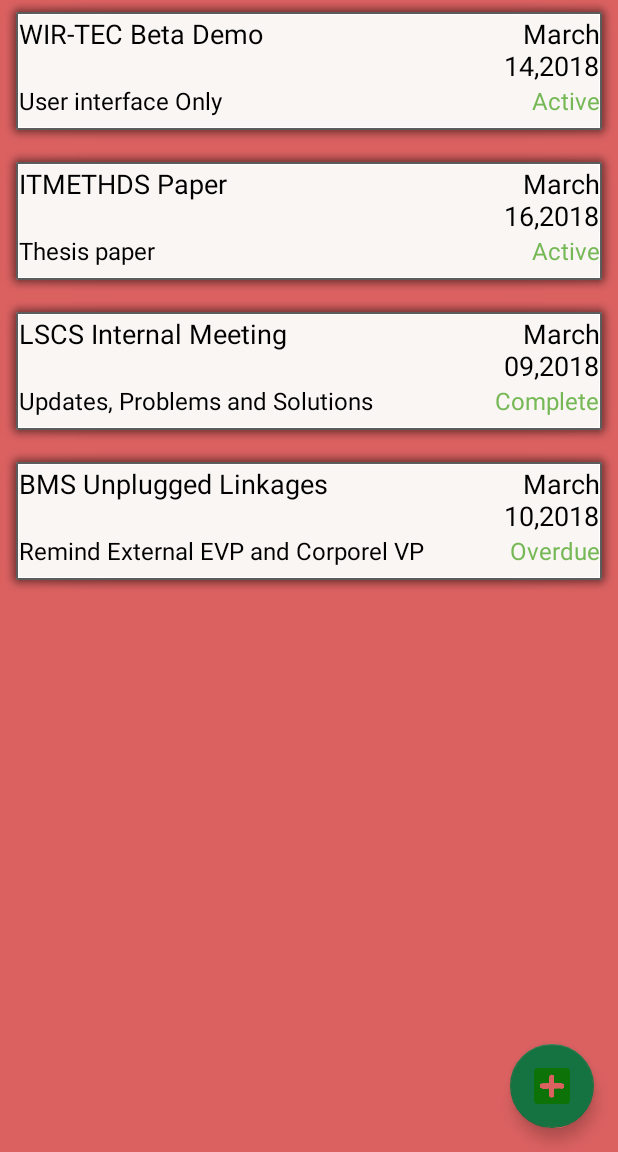
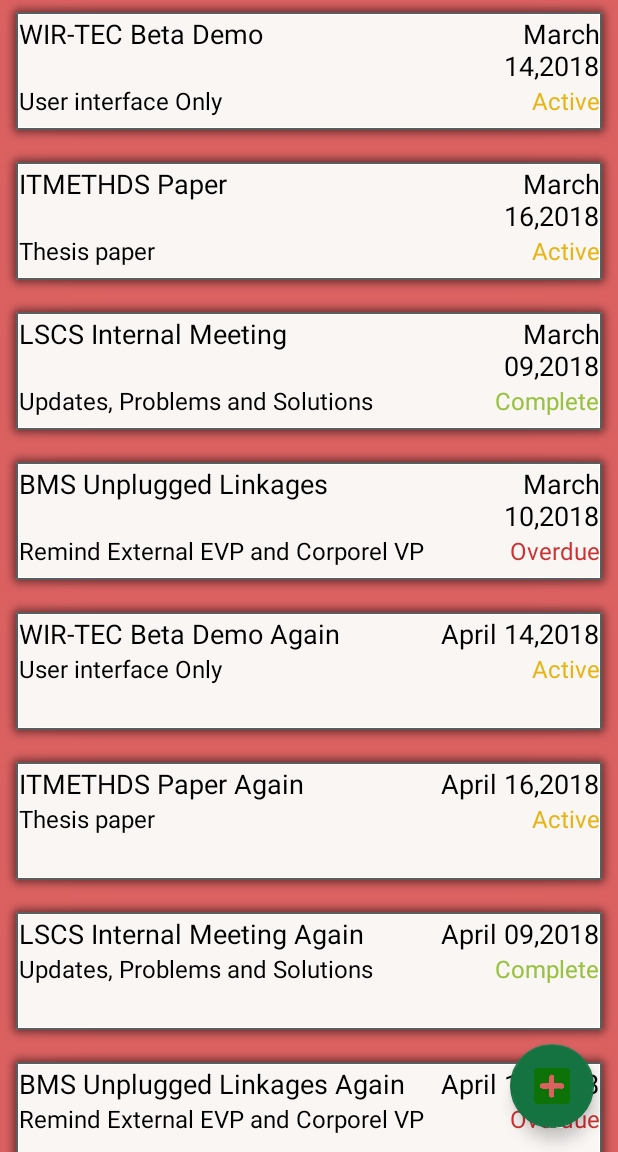
Before and after one commit to PengBanana/Memo-Manager, an Android app: the screen it shows after launch (ViewMemoActivity), on a phone screen of 412 x 824 dp, the part 84-1236 px from its top. Run offline under Robolectric (Android 15) with nearby library versions, the phone set to English and light mode, and no system bars.

Commit message:
Working database Service >View Memo >View Memo Details

```diff
--- a/app/src/main/java/com/example/hp/memomanagerapplication/Memo.java
+++ b/app/src/main/java/com/example/hp/memomanagerapplication/Memo.java
@@ -9,6 +9,7 @@ import java.sql.Time;
 
 public class Memo {
     //TODO: MEMO class
+    private int id;
     private String title;
     private String category;
     private String deadline;
@@ -18,10 +19,11 @@ public class Memo {
     private String status;
     private String note;
 
+    public static final String ID_CODE="id";
     public static final String TITLE_CODE="title";
     public static final String CATEGORY_CODE="category";
     public static final String DEADLINE_CODE="deadline";
-    public static final String PRIORITYLEVEL_CODE="";
+    public static final String PRIORITYLEVEL_CODE="priorityLevel";
     public static final String NOTIFICATIONINTERVALS_CODE="notificiationIntervals";
     public static final String NOTIFICATIONTIME_CODE="notificationTime";
     public static final String STATUS_CODE="status";
@@ -38,6 +40,9 @@ public class Memo {
         this.notificationTime = notificationTime;
         this.status = status;
         this.note = note;
+    }
+
+    public Memo() {
     }
 
     public String getTitle() {
@@ -103,4 +108,13 @@ public class Memo {
     public void setNote(String note) {
         this.note = note;
     }
+
+
+    public int getId() {
+        return id;
+    }
+
+    public void setId(int id) {
+        this.id = id;
+    }
 }
--- a/app/src/main/java/com/example/hp/memomanagerapplication/MemoAdapter.java
+++ b/app/src/main/java/com/example/hp/memomanagerapplication/MemoAdapter.java
@@ -1,6 +1,7 @@
 package com.example.hp.memomanagerapplication;
 
 import android.content.Intent;
+import android.graphics.Color;
 import android.os.Bundle;
 import android.support.constraint.ConstraintLayout;
 import android.support.v7.widget.RecyclerView;
@@ -38,8 +39,11 @@ public class MemoAdapter extends RecyclerView.Adapter<MemoAdapter.MyViewHolder>
                     //gets item position
                     int itemClicked=getAdapterPosition();
                     Log.d("MyViewHolder","Clicked Item Number:"+itemClicked);
-                    Intent viewMemoDetails = new Intent(view.getContext(), ViewMemoDetails.class);
+                    Intent viewMemoDetailsIntent = new Intent(view.getContext(), ViewMemoDetails.class);
                     Memo memoItem = memoList.get(itemClicked);
+                    int itemId = memoItem.getId();
+                    /*
+                    viewMemoDetails.putExtra("id",memoItem.getId());
                     viewMemoDetails.putExtra("title",memoItem.getTitle());
                     viewMemoDetails.putExtra("category",memoItem.getCategory());
                     viewMemoDetails.putExtra("deadline",memoItem.getDeadline());
@@ -48,11 +52,12 @@ public class MemoAdapter extends RecyclerView.Adapter<MemoAdapter.MyViewHolder>
                     viewMemoDetails.putExtra("time",memoItem.getNotificationTime());
                     viewMemoDetails.putExtra("level",memoItem.getPriorityLevel());
                     viewMemoDetails.putExtra("status",memoItem.getStatus());
-
+                    */
                     //viewMemoDetails.putExtra("itemClicked",itemClicked);
                     //ArrayList m=getMemoList();
                     //viewMemoDetails.putParcelableArrayListExtra("memoList", m);
-                    view.getContext().startActivity(viewMemoDetails);
+                    viewMemoDetailsIntent.putExtra("itemId",itemId);
+                    view.getContext().startActivity(viewMemoDetailsIntent);
                 }
             });
         }
@@ -78,7 +83,17 @@ public class MemoAdapter extends RecyclerView.Adapter<MemoAdapter.MyViewHolder>
         holder.deadline.setText(memo.getDeadline());
         //TODO: limit the note to a number of characters
         holder.preview.setText(String.valueOf(memo.getNote()));
-        holder.status.setText(String.valueOf(memo.getStatus()));
+        String status= memo.getStatus();
+        holder.status.setText(String.valueOf(status));
+        if(status.equalsIgnoreCase("active")){
+            holder.status.setTextColor(Color.parseColor("#e7b416"));
+        }
+        else if(status.equalsIgnoreCase("complete")){
+            holder.status.setTextColor(Color.parseColor("#99c140"));
+        }
+        else if(status.equalsIgnoreCase("overdue")){
+            holder.status.setTextColor(Color.parseColor("#cc3232"));
+        }
     }
 
     @Override
--- /dev/null
+++ b/app/src/main/java/com/example/hp/memomanagerapplication/MySQLiteHelper.java
@@ -0,0 +1,213 @@
+package com.example.hp.memomanagerapplication;
+
+import android.content.ContentValues;
+import android.content.Context;
+import android.database.Cursor;
+import android.database.sqlite.SQLiteDatabase;
+import android.database.sqlite.SQLiteOpenHelper;
+import android.util.Log;
+
+import java.security.Key;
+import java.util.ArrayList;
+import java.util.LinkedList;
+import java.util.List;
+
+/**
+ * Created by hp on 13/03/2018.
+ */
+
+public class MySQLiteHelper extends SQLiteOpenHelper {
+
+    // Database Version
+    private static final int DATABASE_VERSION = 1;
+    // Database Name
+    private static final String DATABASE_NAME = "MemoDB";
+    private static final String TABLE_MEMO = "memos";
+    private static final String KEY_ID = "id";
+    private static final String[] COLUMNS = {
+            Memo.ID_CODE,
+            Memo.TITLE_CODE,
+            Memo.CATEGORY_CODE,
+            Memo.DEADLINE_CODE,
+            Memo.NOTE_CODE,
+            Memo.NOTIFICATIONINTERVALS_CODE,
+            Memo.NOTIFICATIONTIME_CODE,
+            Memo.PRIORITYLEVEL_CODE,
+            Memo.STATUS_CODE};
+
+    public MySQLiteHelper(Context context) {
+        super(context, DATABASE_NAME, null, DATABASE_VERSION);
+    }
+
+    @Override
+    public void onCreate(SQLiteDatabase db) {
+        // SQL statement to create book table
+        String CREATE_MEMO_TABLE = "CREATE TABLE memos ( " +
+                Memo.ID_CODE+" INTEGER PRIMARY KEY AUTOINCREMENT, " +
+                Memo.TITLE_CODE +" TEXT, "+
+                Memo.CATEGORY_CODE+" TEXT, "+
+                Memo.DEADLINE_CODE+" TEXT, "+
+                Memo.NOTE_CODE+" TEXT, "+
+                Memo.NOTIFICATIONINTERVALS_CODE+" TEXT, "+
+                Memo.NOTIFICATIONTIME_CODE+" TEXT, "+
+                Memo.PRIORITYLEVEL_CODE+" TEXT, "+
+                Memo.STATUS_CODE+" TEXT"+")";
+        Log.d("Create Database Code:", CREATE_MEMO_TABLE);
+        // create books table
+        db.execSQL(CREATE_MEMO_TABLE);
+    }
+
+    @Override
+    public void onUpgrade(SQLiteDatabase db, int oldVersion, int newVersion) {
+        // Drop older books table if existed
+        db.execSQL("DROP TABLE IF EXISTS memos");
+
+        // create fresh books table
+        this.onCreate(db);
+    }
+
+    public void addMemo(Memo item){
+        //for logging
+        Log.d("addMemo", item.toString());
+
+        // 1. get reference to writable DB
+        SQLiteDatabase db = this.getWritableDatabase();
+
+        // 2. create ContentValues to add key "column"/value
+        ContentValues values = new ContentValues();
+        values.put(Memo.TITLE_CODE, item.getTitle()); // get title
+        values.put(Memo.DEADLINE_CODE, item.getDeadline()); // get title
+        values.put(Memo.NOTE_CODE, item.getNote()); // get title
+        values.put(Memo.NOTIFICATIONINTERVALS_CODE, item.getNotificationIntervals()); // get title
+        values.put(Memo.NOTIFICATIONTIME_CODE, item.getNotificationTime()); // get title
+        values.put(Memo.PRIORITYLEVEL_CODE, item.getPriorityLevel()); // get title
+        values.put(Memo.CATEGORY_CODE, item.getCategory()); // get title
+        values.put(Memo.STATUS_CODE, item.getStatus()); // get title
+        //
+        // 3. insert
+        db.insert(TABLE_MEMO, // table
+                null, //nullColumnHack
+                values); // key/value -> keys = column names/ values = column values
+
+        // 4. close
+        db.close();
+    }
+    public Memo getMemo(int id){
+
+        // 1. get reference to readable DB
+        SQLiteDatabase db = this.getReadableDatabase();
+
+        // 2. build query
+        Cursor cursor =
+                db.query(TABLE_MEMO, // a. table
+                        COLUMNS, // b. column names
+                        " id = ?", // c. selections
+                        new String[] { String.valueOf(id) }, // d. selections args
+                        null, // e. group by
+                        null, // f. having
+                        null, // g. order by
+                        null); // h. limit
+
+        // 3. if we got results get the first one
+        if (cursor != null)
+            cursor.moveToFirst();
+
+        // 4. build book object
+        Memo item = new Memo();
+        item.setId(Integer.parseInt(cursor.getString(0)));
+        item.setTitle(cursor.getString(1));
+        item.setCategory(cursor.getString(2));
+        item.setDeadline(cursor.getString(3));
+        item.setNote(cursor.getString(4));
+        item.setNotificationIntervals(cursor.getString(5));
+        item.setNotificationTime(cursor.getString(6));
+        item.setPriorityLevel(cursor.getString(7));
+        item.setStatus(cursor.getString(8));
+
+        //log
+        Log.d("getBook("+id+")", item.toString());
+
+        // 5. return book
+        return item;
+    }
+    public ArrayList<Memo> getAllMemos() {
+        ArrayList<Memo> memoList = new ArrayList<>();
+
+        // 1. build the query
+        String query = "SELECT  * FROM " + TABLE_MEMO;
+
+        // 2. get reference to writable DB
+        SQLiteDatabase db = this.getWritableDatabase();
+        Cursor cursor = db.rawQuery(query, null);
+
+        // 3. go over each row, build book and add it to list
+        Memo item = null;
+        if (cursor.moveToFirst()) {
+            do {
+                item = new Memo();
+                item.setId(Integer.parseInt(cursor.getString(0)));
+                item.setTitle(cursor.getString(1));
+                item.setCategory(cursor.getString(2));
+                item.setDeadline(cursor.getString(3));
+                item.setNote(cursor.getString(4));
+                item.setNotificationIntervals(cursor.getString(5));
+                item.setNotificationTime(cursor.getString(6));
+                item.setPriorityLevel(cursor.getString(7));
+                item.setStatus(cursor.getString(8));
+
+                // Add book to books
+                memoList.add(item);
+            } while (cursor.moveToNext());
+        }
+
+        Log.d("getAllBooks()", memoList.toString());
+
+        // return books
+        return memoList;
+    }
+    public int updateMemo(Memo item) {
+
+        // 1. get reference to writable DB
+        SQLiteDatabase db = this.getWritableDatabase();
+
+        // 2. create ContentValues to add key "column"/value
+        ContentValues values = new ContentValues();
+        values.put(Memo.TITLE_CODE, item.getTitle()); // get title
+        values.put(Memo.DEADLINE_CODE, item.getDeadline()); // get title
+        values.put(Memo.NOTE_CODE, item.getNote()); // get title
+        values.put(Memo.NOTIFICATIONINTERVALS_CODE, item.getNotificationIntervals()); // get title
+        values.put(Memo.NOTIFICATIONTIME_CODE, item.getNotificationTime()); // get title
+        values.put(Memo.PRIORITYLEVEL_CODE, item.getPriorityLevel()); // get title
+        values.put(Memo.CATEGORY_CODE, item.getCategory()); // get title
+        values.put(Memo.STATUS_CODE, item.getStatus()); // get title
+
+        // 3. updating row
+        int i = db.update(TABLE_MEMO, //table
+                values, // column/value
+                KEY_ID+" = ?", // selections
+                new String[] { String.valueOf(item.getId()) }); //selection args
+
+        // 4. close
+        db.close();
+
+        return i;
+
+    }
+
+    public void deleteMemo(Memo item) {
+
+        // 1. get reference to writable DB
+        SQLiteDatabase db = this.getWritableDatabase();
+
+        // 2. delete
+        db.delete(TABLE_MEMO, //table name
+                KEY_ID+" = ?",  // selections
+                new String[] { String.valueOf(item.getId()) }); //selections args
+
+        // 3. close
+        db.close();
+
+        //log
+        Log.d("deleteBook", item.toString());
+    }
+}
--- a/app/src/main/java/com/example/hp/memomanagerapplication/ViewMemoActivity.java
+++ b/app/src/main/java/com/example/hp/memomanagerapplication/ViewMemoActivity.java
@@ -1,6 +1,7 @@
 package com.example.hp.memomanagerapplication;
 
 import android.content.Intent;
+import android.database.sqlite.SQLiteDatabase;
 import android.os.Bundle;
 import android.support.constraint.ConstraintLayout;
 import android.support.design.widget.FloatingActionButton;
@@ -25,10 +26,20 @@ public class ViewMemoActivity extends AppCompatActivity {
     private ArrayList<Memo> memoList = new ArrayList<>();
     private RecyclerView recyclerView;
     private MemoAdapter mAdapter;
+    public MySQLiteHelper db = new MySQLiteHelper(this);
     @Override
     protected void onCreate(Bundle savedInstanceState) {
         super.onCreate(savedInstanceState);
         setContentView(R.layout.activity_view_memo);
+
+        //upgrade database TODO: Ask sir about this upgrade
+        db.onUpgrade(db.getReadableDatabase(),0,1);
+
+
+        //Insert Sample Data
+        insertSampleData();
+        memoList = db.getAllMemos();
+        Log.d("memoList", memoList.toString());
 
         //RecyclerView and Adapter Call
         recyclerView = (RecyclerView) findViewById(R.id.rv_itemList);
@@ -37,13 +48,6 @@ public class ViewMemoActivity extends AppCompatActivity {
         recyclerView.setLayoutManager(mLayoutManager);
         recyclerView.setItemAnimator(new DefaultItemAnimator());
         recyclerView.setAdapter(mAdapter);
-
-        //Insert Sample Data
-        insertSampleData();
-
-        //Trial on Item Select at recycler view
-
-        //TODO: debug on item CLick
 
         //Toolbar and FAB
         Toolbar toolbar = (Toolbar) findViewById(R.id.toolbar);
@@ -72,7 +76,7 @@ public class ViewMemoActivity extends AppCompatActivity {
                 "9:00PM",
                 "Active",
                 "User interface Only");
-        memoList.add(sampleMemo);
+        db.addMemo(sampleMemo);
         sampleMemo = new
                 Memo("ITMETHDS Paper",
                 "Academic",
@@ -82,7 +86,7 @@ public class ViewMemoActivity extends AppCompatActivity {
                 "8:00AM",
                 "Active",
                 "Thesis paper");
-        memoList.add(sampleMemo);
+        db.addMemo(sampleMemo);
         sampleMemo = new
                 Memo("LSCS Internal Meeting",
                 "Organization",
@@ -92,7 +96,7 @@ public class ViewMemoActivity extends AppCompatActivity {
                 "10:00AM",
                 "Complete",
                 "Updates, Problems and Solutions");
-        memoList.add(sampleMemo);
+        db.addMemo(sampleMemo);
         sampleMemo = new
                 Memo("BMS Unplugged Linkages",
                 "Organization",
@@ -102,8 +106,89 @@ public class ViewMemoActivity extends AppCompatActivity {
                 "9:00AM",
                 "Overdue",
                 "Remind External EVP and Corporel VP");
-        memoList.add(sampleMemo);
+        db.addMemo(sampleMemo);
 
+        sampleMemo = new
+                Memo("WIR-TEC Beta Demo Again",
+                "Academic",
+                "April 14,2018",
+                "Highest",
+                "Weekly",
+                "9:00PM",
+                "Active",
+                "User interface Only");
+        db.addMemo(sampleMemo);
+        sampleMemo = new
+                Memo("ITMETHDS Paper Again",
+                "Academic",
+                "April 16,2018",
+                "High",
+                "Daily",
+                "8:00AM",
+                "Active",
+                "Thesis paper");
+        db.addMemo(sampleMemo);
+        sampleMemo = new
+                Memo("LSCS Internal Meeting Again",
+                "Organization",
+                "April 09,2018",
+                "Medium",
+                "Daily",
+                "10:00AM",
+                "Complete",
+                "Updates, Problems and Solutions");
+        db.addMemo(sampleMemo);
+        sampleMemo = new
+                Memo("BMS Unplugged Linkages Again",
+                "Organization",
+                "April 10,2018",
+                "Low",
+                "Daily",
+                "9:00AM",
+                "Overdue",
+                "Remind External EVP and Corporel VP");
+        db.addMemo(sampleMemo);
+
+        sampleMemo = new
+                Memo("WIR-TEC Beta Demo Part 3",
+                "Academic",
+                "May 14,2018",
+                "Highest",
+                "Weekly",
+                "9:00PM",
+                "Active",
+                "User interface Only");
+        db.addMemo(sampleMemo);
+        sampleMemo = new
+                Memo("ITMETHDS Paper Part 3",
+                "Academic",
+                "May 16,2018",
+                "High",
+                "Daily",
+                "8:00AM",
+                "Active",
+                "Thesis paper");
+        db.addMemo(sampleMemo);
+        sampleMemo = new
+                Memo("LSCS Internal Meeting Part 3",
+                "Organization",
+                "May 09,2018",
+                "Medium",
+                "Daily",
+                "10:00AM",
+                "Complete",
+                "Updates, Problems and Solutions");
+        db.addMemo(sampleMemo);
+        sampleMemo = new
+                Memo("BMS Unplugged Linkages Part 3",
+                "Organization",
+                "May 10,2018",
+                "Low",
+                "Daily",
+                "9:00AM",
+                "Overdue",
+                "Remind External EVP and Corporel VP");
+        db.addMemo(sampleMemo);
     }
 
     @Override
--- a/app/src/main/java/com/example/hp/memomanagerapplication/ViewMemoDetails.java
+++ b/app/src/main/java/com/example/hp/memomanagerapplication/ViewMemoDetails.java
@@ -1,5 +1,6 @@
 package com.example.hp.memomanagerapplication;
 
+import android.graphics.Color;
 import android.support.v7.app.AppCompatActivity;
 import android.os.Bundle;
 import android.widget.TextView;
@@ -30,10 +31,14 @@ public class ViewMemoDetails extends AppCompatActivity {
     protected void onStart() {
         super.onStart();
         Bundle extras = getIntent().getExtras();
-        int itemClicked=extras.getInt("itemClicked");
+        /*int itemClicked=extras.getInt("itemClicked");
         //ArrayList<Memo> memoList =(ArrayList<Memo>) extras.getParcelable("memoList");
         //Memo item = memoList.get(itemClicked);
         Memo item = new Memo(extras.getString("title"),extras.getString("category"),extras.getString("deadline"),extras.getString("level"),extras.getString("intervals"),extras.getString("time"),extras.getString("status"),extras.getString("note"));
+        item.setId(extras.getInt("id"));*/
+        int itemId = extras.getInt("itemId");
+        MySQLiteHelper db = new MySQLiteHelper(this);
+        Memo item=db.getMemo(itemId);
         title.setText(item.getTitle());
         category.setText(item.getCategory());
         deadline.setText(item.getDeadline());
@@ -41,5 +46,19 @@ public class ViewMemoDetails extends AppCompatActivity {
         notificationIntervals.setText(item.getNotificationIntervals());
         notificationTime.setText(item.getNotificationTime());
         note.setText(item.getNote());
+        String statustext = item.getStatus();
+        status.setText(statustext);
+        if(statustext.equalsIgnoreCase("active")){
+            status.setTextColor(Color.parseColor("#e7b416"));
+        }
+        else if(statustext.equalsIgnoreCase("complete")){
+            status.setTextColor(Color.parseColor("#99c140"));
+        }
+        else if(statustext.equalsIgnoreCase("overdue")){
+            status.setTextColor(Color.parseColor("#cc3232"));
+        }
+        else{
+            status.setTextColor(Color.parseColor("#e7b416"));
+        }
     }
 }
--- a/app/src/main/res/layout/activity_new_memo.xml
+++ b/app/src/main/res/layout/activity_new_memo.xml
@@ -201,11 +201,25 @@
                 </TableRow>
             </TableLayout>
 
-            <Button
-                android:id="@+id/btn_Submit"
+            <LinearLayout
                 android:layout_width="match_parent"
-                android:layout_height="wrap_content"
-                android:text="SUBMIT" />
+                android:layout_height="match_parent"
+                android:orientation="horizontal">
+
+                <Button
+                    android:id="@+id/btn_Submit"
+                    android:layout_width="match_parent"
+                    android:layout_height="wrap_content"
+                    android:layout_weight="1"
+                    android:text="SUBMIT" />
+
+                <Button
+                    android:id="@+id/btn_Cancel"
+                    android:layout_width="wrap_content"
+                    android:layout_height="wrap_content"
+                    android:layout_weight="1"
+                    android:text="CANCEL" />
+            </LinearLayout>
 
         </LinearLayout>
     </ScrollView>
--- a/app/src/main/res/layout/activity_view_memo.xml
+++ b/app/src/main/res/layout/activity_view_memo.xml
@@ -6,11 +6,24 @@
     android:layout_height="match_parent"
     tools:context="com.example.hp.memomanagerapplication.ViewMemoActivity">
 
+    <LinearLayout
+        android:layout_width="match_parent"
+        android:layout_height="wrap_content"
+        android:orientation="vertical">
+
+        <android.support.constraint.ConstraintLayout
+            android:layout_width="match_parent"
+            android:layout_height="match_parent">
+
             <android.support.design.widget.AppBarLayout
                 android:layout_width="match_parent"
-        android:layout_height="match_parent"
+                android:layout_height="wrap_content"
                 android:background="@color/colorAccentLight"
-        android:theme="@style/AppTheme.AppBarOverlay">
+                android:theme="@style/AppTheme.AppBarOverlay"
+                app:layout_constraintBottom_toBottomOf="parent"
+                app:layout_constraintEnd_toEndOf="parent"
+                app:layout_constraintStart_toStartOf="parent"
+                app:layout_constraintTop_toTopOf="parent">
 
                 <android.support.v7.widget.Toolbar
                     android:id="@+id/toolbar"
@@ -19,10 +32,24 @@
                     android:background="@color/colorAccentLight"
                     app:popupTheme="@style/AppTheme.PopupOverlay" />
 
+            </android.support.design.widget.AppBarLayout>
+        </android.support.constraint.ConstraintLayout>
+
+        <android.support.constraint.ConstraintLayout
+            android:layout_width="match_parent"
+            android:layout_height="match_parent"
+            android:layout_gravity="bottom"
+            android:background="@color/colorPrimary"
+            app:layout_anchorGravity="bottom|end"
+            tools:layout_editor_absoluteY="65dp">
+
             <ScrollView
                 android:layout_width="match_parent"
                 android:layout_height="match_parent"
-            android:background="@color/colorPrimary">
+                app:layout_constraintBottom_toBottomOf="parent"
+                app:layout_constraintEnd_toEndOf="parent"
+                app:layout_constraintStart_toStartOf="parent"
+                app:layout_constraintTop_toTopOf="parent">
 
                 <LinearLayout
                     android:layout_width="match_parent"
@@ -32,16 +59,17 @@
                     <include
                         layout="@layout/content_view_memo"
                         android:layout_width="match_parent"
-                    android:layout_height="wrap_content"
-                    android:layout_weight="1" />
+                        android:layout_height="wrap_content" />
                 </LinearLayout>
             </ScrollView>
 
-    </android.support.design.widget.AppBarLayout>
+        </android.support.constraint.ConstraintLayout>
+
+    </LinearLayout>
 
     <android.support.design.widget.FloatingActionButton
         android:id="@+id/fab_addItem"
-        android:layout_width="wrap_content"
+        android:layout_width="match_parent"
         android:layout_height="wrap_content"
         android:layout_gravity="bottom|end"
         android:layout_margin="@dimen/fab_margin"
--- a/app/src/main/res/layout/content_view_memo.xml
+++ b/app/src/main/res/layout/content_view_memo.xml
@@ -4,7 +4,7 @@
     xmlns:tools="http://schemas.android.com/tools"
     android:id="@+id/cl_itemList"
     android:layout_width="match_parent"
-    android:layout_height="match_parent"
+    android:layout_height="wrap_content"
     app:layout_behavior="@string/appbar_scrolling_view_behavior"
     tools:context="com.example.hp.memomanagerapplication.ViewMemoActivity"
     tools:showIn="@layout/activity_view_memo">
@@ -12,6 +12,7 @@
     <android.support.v7.widget.RecyclerView
         android:id="@+id/rv_itemList"
         android:layout_width="match_parent"
-        android:layout_height="match_parent"
+        android:layout_height="wrap_content"
         tools:listitem="@layout/item_memo" />
+
 </android.support.constraint.ConstraintLayout>
```
Lines whose indentation alone changed are shown as unchanged.
